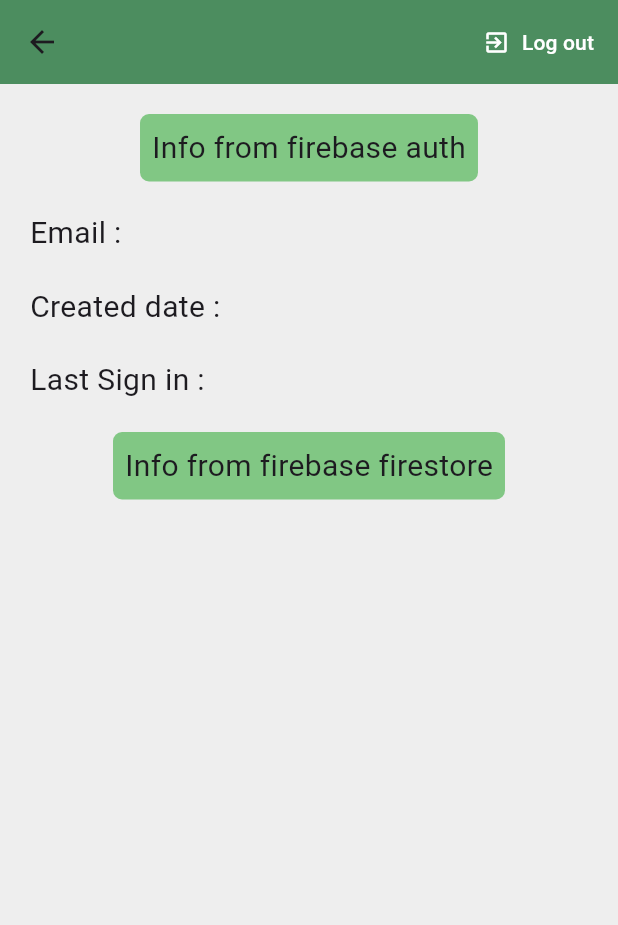
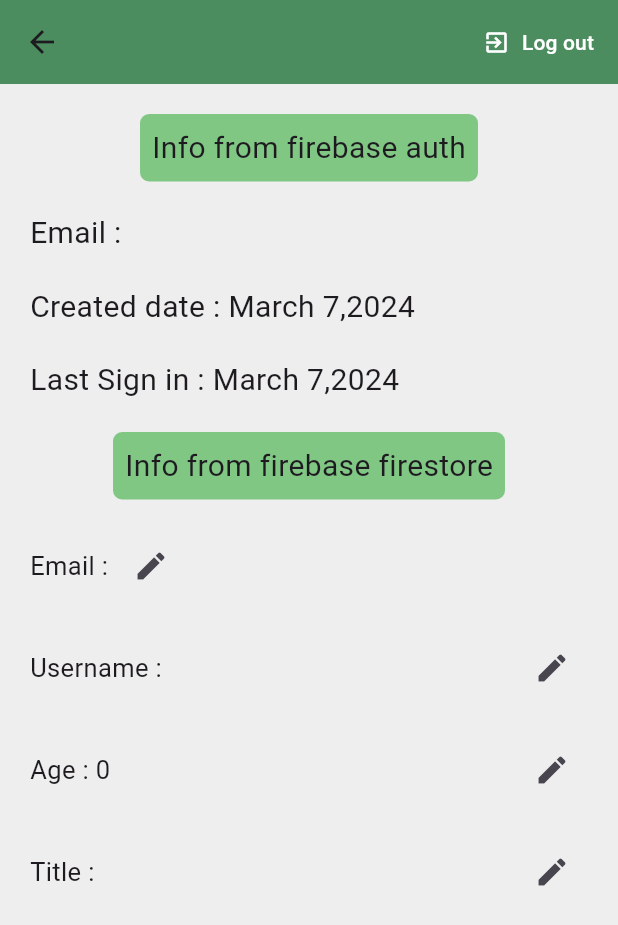
Before and after one commit to chadijawad/mini_ecommerce_app, a Flutter app: the ProfilePage screen opened directly, on a phone screen of 412 x 824 dp. Shown: the top 925 px of the screen. Run offline on Flutter 3.47's test engine with Material 3 defaults, Android fonts, the phone set to English and light mode, and no system bars; our stand-ins replace cloud_firestore, firebase_auth, firebase_core, flutter_svg, google_sign_in; accounts and stored records are empty; network calls fail.

Commit message:
get and update data from firestore

```diff
--- /dev/null
+++ b/lib/constant/get_data_from_firestore.dart
@@ -0,0 +1,258 @@
+import 'package:cloud_firestore/cloud_firestore.dart';
+import 'package:firebase_auth/firebase_auth.dart';
+import 'package:flutter/material.dart';
+//the show dialog  is used to display a pop up message when the and it should be in a seperate function here
+
+class GetDataFromFirestore extends StatefulWidget {
+  final String documentId;
+
+  const GetDataFromFirestore({
+    super.key,
+    required this.documentId,
+  });
+
+  @override
+  State<GetDataFromFirestore> createState() => _GetDataFromFirestoreState();
+}
+
+class _GetDataFromFirestoreState extends State<GetDataFromFirestore> {
+  CollectionReference users = FirebaseFirestore.instance.collection('users');
+  final credential = FirebaseAuth.instance.currentUser;
+  final ageController = TextEditingController();
+  final usernameController = TextEditingController();
+  final titleController = TextEditingController();
+  final emailController = TextEditingController();
+
+  @override
+  Widget build(BuildContext context) {
+    return FutureBuilder<DocumentSnapshot>(
+      future: users.doc(widget.documentId).get(),
+      builder:
+          (BuildContext context, AsyncSnapshot<DocumentSnapshot> snapshot) {
+        if (snapshot.hasError) {
+          return const Text("Something went wrong");
+        }
+
+        if (snapshot.hasData && !snapshot.data!.exists) {
+          return const Text("Document does not exist");
+        }
+
+        if (snapshot.connectionState == ConnectionState.done) {
+          Map<String, dynamic> data =
+              snapshot.data!.data() as Map<String, dynamic>;
+          return SingleChildScrollView(
+            child: Column(
+              crossAxisAlignment: CrossAxisAlignment.start,
+              children: [
+                const SizedBox(
+                  height: 20,
+                ),
+                Row(
+                  children: [
+                    Text(
+                      "Email : ${data['email']}",
+                      style: const TextStyle(fontSize: 17),
+                    ),
+                    IconButton(
+                      onPressed: () {
+                        showDialog(
+                          context: context,
+                          builder: (context) => AlertDialog(
+                            title: const Text('Edit Email'),
+                            content: TextField(
+                              controller: emailController,
+                              decoration: const InputDecoration(
+                                hintText: 'Enter new email',
+                              ),
+                            ),
+                            actions: [
+                              TextButton(
+                                onPressed: () {
+                                  Navigator.pop(context);
+                                },
+                                child: const Text('Cancel'),
+                              ),
+                              ElevatedButton(
+                                onPressed: () {
+                                  users
+                                      .doc(credential!.uid)
+                                      .update({"email": emailController.text});
+                                  setState(() {
+                                    data["email"] = emailController.text;
+                                  });
+                                  emailController.clear();
+                                  Navigator.pop(context);
+                                },
+                                child: const Text('Edit'),
+                              ),
+                            ],
+                          ),
+                        );
+                      },
+                      icon: const Icon(Icons.edit),
+                    )
+                  ],
+                ),
+                const SizedBox(
+                  height: 20,
+                ),
+                Row(
+                  mainAxisAlignment: MainAxisAlignment.spaceBetween,
+                  children: [
+                    Text(
+                      "Username : ${data['username']}",
+                      style: const TextStyle(fontSize: 17),
+                    ),
+                    IconButton(
+                      onPressed: () {
+                        showDialog(
+                          context: context,
+                          builder: (context) => AlertDialog(
+                            title: const Text('Edit Username'),
+                            content: TextField(
+                              controller: usernameController,
+                              decoration: const InputDecoration(
+                                hintText: 'Enter new username',
+                              ),
+                            ),
+                            actions: [
+                              TextButton(
+                                onPressed: () {
+                                  Navigator.pop(context);
+                                },
+                                child: const Text('Cancel'),
+                              ),
+                              ElevatedButton(
+                                onPressed: () {
+                                  users.doc(credential!.uid).update(
+                                      {"username": usernameController.text});
+                                  setState(() {
+                                    data["username"] = usernameController.text;
+                                  });
+                                  usernameController.clear();
+                                  Navigator.pop(context);
+                                },
+                                child: const Text('Edit'),
+                              ),
+                            ],
+                          ),
+                        );
+                      },
+                      icon: const Icon(Icons.edit),
+                    )
+                  ],
+                ),
+                const SizedBox(
+                  height: 20,
+                ),
+                Row(
+                  mainAxisAlignment: MainAxisAlignment.spaceBetween,
+                  children: [
+                    Text(
+                      "Age : ${data['age']}",
+                      style: const TextStyle(fontSize: 17),
+                    ),
+                    IconButton(
+                      onPressed: () {
+                        showDialog(
+                          context: context,
+                          builder: (context) => AlertDialog(
+                            title: const Text('Edit Age'),
+                            content: TextField(
+                              controller: ageController,
+                              decoration: const InputDecoration(
+                                hintText: 'Enter new age',
+                              ),
+                            ),
+                            actions: [
+                              TextButton(
+                                onPressed: () {
+                                  Navigator.pop(context);
+                                },
+                                child: const Text('Cancel'),
+                              ),
+                              ElevatedButton(
+                                onPressed: () {
+                                  users
+                                      .doc(credential!.uid)
+                                      .update({"age": ageController.text});
+                                  setState(() {
+                                    data["age"] = ageController.text;
+                                  });
+                                  ageController.clear();
+                                  Navigator.pop(context);
+                                },
+                                child: const Text('Edit'),
+                              ),
+                            ],
+                          ),
+                        );
+                      },
+                      icon: const Icon(Icons.edit),
+                    )
+                  ],
+                ),
+                const SizedBox(
+                  height: 20,
+                ),
+                Row(
+                  mainAxisAlignment: MainAxisAlignment.spaceBetween,
+                  children: [
+                    Text(
+                      "Title : ${data['title']}",
+                      style: const TextStyle(fontSize: 17),
+                    ),
+                    IconButton(
+                      onPressed: () {
+                        showDialog(
+                          context: context,
+                          builder: (context) => AlertDialog(
+                            title: const Text('Edit Title'),
+                            content: TextField(
+                              controller: titleController,
+                              decoration: const InputDecoration(
+                                hintText: 'Enter new title',
+                              ),
+                            ),
+                            actions: [
+                              TextButton(
+                                onPressed: () {
+                                  Navigator.pop(context);
+                                },
+                                child: const Text('Cancel'),
+                              ),
+                              ElevatedButton(
+                                onPressed: () {
+                                  users
+                                      .doc(credential!.uid)
+                                      .update({"title": titleController.text});
+                                  setState(() {
+                                    titleController.clear();
+                                    Navigator.pop(context);
+                                  });
+                                },
+                                child: const Text('Edit'),
+                              ),
+                            ],
+                          ),
+                        );
+                      },
+                      icon: const Icon(Icons.edit),
+                    )
+                  ],
+                ),
+              ],
+            ),
+          );
+        }
+
+        return const SizedBox(
+          height: 50,
+          child: Center(
+            child: CircularProgressIndicator(),
+          ),
+        );
+      },
+    );
+  }
+}
--- a/lib/main.dart
+++ b/lib/main.dart
@@ -3,6 +3,7 @@
 import 'package:flutter/material.dart';
 import 'package:mini_ecommerce_app/constant/snackbar.dart';
 import 'package:mini_ecommerce_app/firebase_options.dart';
+import 'package:mini_ecommerce_app/pages/home.dart';
 import 'package:mini_ecommerce_app/pages/login.dart';
 import 'package:mini_ecommerce_app/pages/verify_email.dart';
 import 'package:mini_ecommerce_app/provider/cart.dart';
@@ -44,7 +45,8 @@
               } else if (snapshot.hasError) {
                 return showSnackBar(context, "Something went wrong");
               } else if (snapshot.hasData) {
-                return const VerifyEmailPage();
+                // return const VerifyEmailPage();
+                return const Home();
               } else {
                 return const Login();
               }
--- a/lib/pages/profile.dart
+++ b/lib/pages/profile.dart
@@ -1,6 +1,9 @@
+import 'package:cloud_firestore/cloud_firestore.dart';
 import 'package:firebase_auth/firebase_auth.dart';
 import 'package:flutter/material.dart';
+import 'package:intl/intl.dart';
 import 'package:mini_ecommerce_app/constant/colors.dart';
+import 'package:mini_ecommerce_app/constant/get_data_from_firestore.dart';
 
 class ProfilePage extends StatefulWidget {
   const ProfilePage({super.key});
@@ -10,6 +13,7 @@
 }
 
 class _ProfileState extends State<ProfilePage> {
+  final cridential = FirebaseAuth.instance.currentUser;
   @override
   Widget build(BuildContext context) {
     return SafeArea(
@@ -34,6 +38,7 @@
         ),
         body: Padding(
           padding: const EdgeInsets.all(20.0),
+          child: SingleChildScrollView(
             child: Column(
               crossAxisAlignment: CrossAxisAlignment.start,
               children: [
@@ -52,25 +57,27 @@
                 const SizedBox(
                   height: 20,
                 ),
-              const Text(
-                'Email :',
-                style: TextStyle(fontSize: 20),
+                Text(
+                  'Email : ${cridential!.email}',
+                  style: const TextStyle(fontSize: 20),
                 ),
                 const SizedBox(
                   height: 20,
                 ),
-              const Text(
-                'Created date :',
-                style: TextStyle(fontSize: 20),
+                Text(
+                  'Created date : ${DateFormat('MMMM d,y').format(cridential!.metadata.creationTime!)}',
+                  style: const TextStyle(fontSize: 20),
                 ),
                 const SizedBox(
                   height: 20,
                 ),
-              const Text(
-                'Last Sign in :',
-                style: TextStyle(fontSize: 20),
+                Text(
+                  'Last Sign in : ${DateFormat('MMMM d,y').format(cridential!.metadata.lastSignInTime!)}',
+                  style: const TextStyle(fontSize: 20),
                 ),
-              const SizedBox(height: 20,),
+                const SizedBox(
+                  height: 20,
+                ),
                 Center(
                   child: Container(
                     padding: const EdgeInsets.all(8),
@@ -83,8 +90,10 @@
                       style: TextStyle(fontSize: 20),
                     ),
                   ),
-              )
+                ),
+                GetDataFromFirestore(documentId: cridential!.uid)
               ],
+            ),
           ),
         ),
       ),
--- a/pubspec.yaml
+++ b/pubspec.yaml
@@ -41,6 +41,7 @@
   google_sign_in: ^6.2.1
   flutter_svg: ^2.0.10+1
   cloud_firestore: ^4.15.7
+  intl: ^0.19.0
 
 
 dev_dependencies:
```
Also changed, not shown: lib/pages/verify_email.dart (+121 -121 lines), pubspec.lock. Lines whose indentation alone changed are shown as unchanged.
